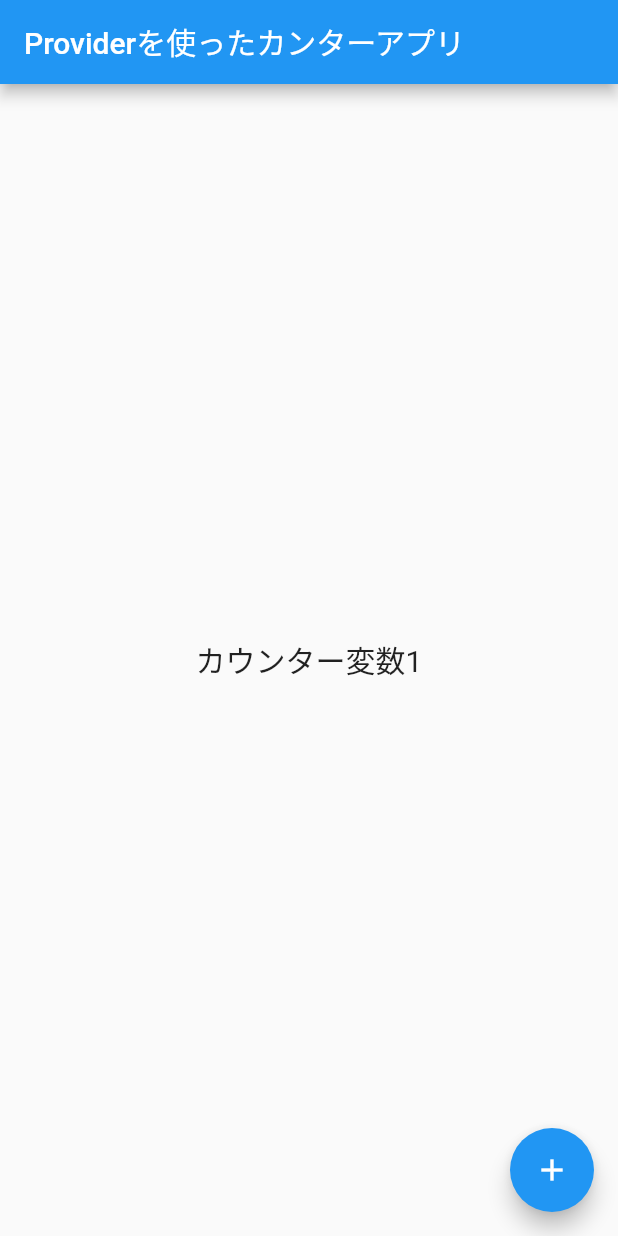
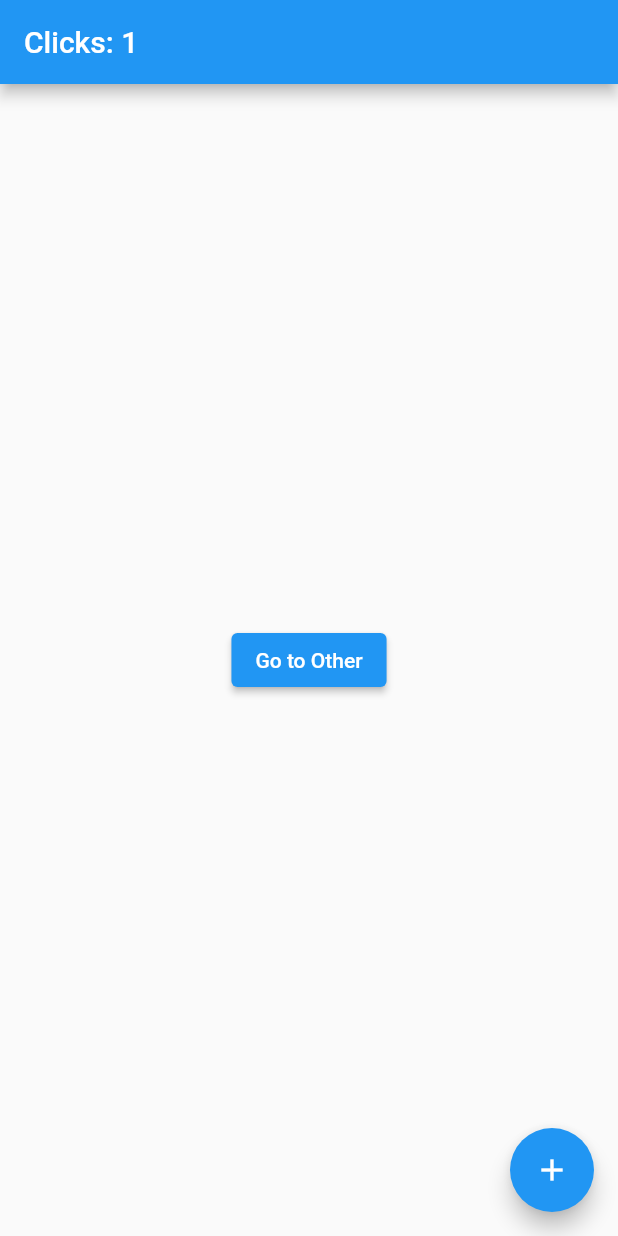
Before and after one commit to DeveloperJunichi/Flutter-DEMO-APP, a Flutter app: the screen it shows after launch, after a tap on the "add" icon, on a phone screen of 412 x 824 dp. Run offline on Flutter 3.47's test engine with Material 2 defaults, Android fonts, the phone set to English and light mode, and no system bars; our stand-ins replace get.

Commit message:
GetXのサンプルを作成🚄

```diff
--- a/lib/counter_model.dart
+++ /dev/null
@@ -1,13 +0,0 @@
-import 'package:flutter/material.dart';
-// Providerで変数と関数の状態を管理するクラス
-class CounterModel extends ChangeNotifier {
-  // int型の変数
-  int _count = 0;
-  // ゲッターと呼ばれる値を渡すコード
-  int get count => _count;
-  // クリックするとカウンターが増える関数
-  void countAdd() {
-    _count++;
-    notifyListeners();
-  }
-}
--- a/lib/main.dart
+++ b/lib/main.dart
@@ -1,7 +1,11 @@
 import 'package:flutter/material.dart';
-import 'package:provider/provider.dart';
-import 'package:test_app/counter_model.dart';
-// ChangeNotifierProviderを使ったカウンターアプリ
+import 'package:get/get.dart';
+import 'package:get/get_state_manager/src/rx_flutter/rx_obx_widget.dart';
+import 'package:get/get_state_manager/src/simple/get_controllers.dart';
+import 'package:get/route_manager.dart';
+
+import 'other_page.dart';
+
 void main() {
   runApp(const MyApp());
 }
@@ -11,50 +15,42 @@ class MyApp extends StatelessWidget {
 
   @override
   Widget build(BuildContext context) {
-    return MaterialApp(
+    // MaterialAppをGetMaterialAppに変更する
+    return GetMaterialApp(
       title: 'Flutter Demo',
       theme: ThemeData(
         primarySwatch: Colors.blue,
       ),
-      // ChangeNotifierProviderでMyHomePageをラップして、Providerを使えるようにする
-      home: ChangeNotifierProvider<CounterModel>(
-        create: (context) => CounterModel(),
-          child: const MyHomePage()),
+      home: Home(),
     );
   }
 }
-// StatelessWidgetは状態を持たないので、画面を作るだけ。ロジックはProviderを使って呼び出す。
-class MyHomePage extends StatelessWidget {
-  const MyHomePage({Key? key}) : super(key: key);
+
+class Home extends StatelessWidget {
 
   @override
-  Widget build(BuildContext context) {
-    // Providerをこのページで呼び出すために書く変数。
-    final countModel = Provider.of<CounterModel>(context);
+  Widget build(context) {
+
+    // Get.put()を使ってクラスをインスタンス化することですべての子Routeで利用できるようになります。
+    final Controller c = Get.put(Controller());
+
     return Scaffold(
-      appBar: AppBar(
-        title: Text("Providerを使ったカンターアプリ"),
-      ),
-      body: Center(
-        child: Container(
-          child: Column(
-            mainAxisAlignment: MainAxisAlignment.center,
-            children: [
-              // ここで、Provider.of<CounterModel>(context).countと書かれていて、他のページから状態をもった変数を呼び出す。
-              Text('カウンター変数${countModel.count}', style: TextStyle(fontSize: 20),)
-            ],
-          ),
-        ),
-      ),
-      // 画面右下のプラスボタン
-      floatingActionButton: FloatingActionButton(
-        onPressed: () {
-          // ここで、Provider.of<CounterModel>(context).countAdd();と書かれていて、他のページから状態をもった関数を呼び出す。
-          countModel.countAdd();
-        },
-        tooltip: 'Increment',
-        child: const Icon(Icons.add),
-      ),
-    );
+      // countが変わるたびにTextを更新するにはObx(()=>)を使ってください。
+        appBar: AppBar(title: Obx(() => Text("Clicks: ${c.count}"))),
+
+        // 8行使っていたNavigator.pushの代わりに短い Get.to()を使ってください。context不要です。
+        body: Center(child: ElevatedButton(
+          // Otherページへ画面遷移するコード
+            child: Text("Go to Other"), onPressed: () => Get.to(Other()))),
+        // 数字が増えるボタンのコード
+        floatingActionButton:
+        FloatingActionButton(child: Icon(Icons.add), onPressed: c.increment));
   }
 }
+
+class Controller extends GetxController{
+  var count = 0.obs;
+  var name = '田中太郎'.obs;
+  final list = ['apple', 'orange', 'grape'];
+  increment() => count++;
+}
--- /dev/null
+++ b/lib/other_page.dart
@@ -0,0 +1,37 @@
+import 'package:flutter/material.dart';
+import 'package:get/get.dart';
+import 'package:get/get_core/src/get_main.dart';
+import 'package:test_app/main.dart';
+
+class Other extends StatelessWidget {
+  // 他のページで使われているコントローラーを見つけてきてくれます。
+  final Controller c = Get.find();
+
+  @override
+  Widget build(context) {
+    // 最新のcount変数の値にアクセス
+    return Scaffold(
+        appBar: AppBar(
+          // OtherページのAppBarの色を変更しています。
+          // AppBarがないと前のページに戻れなかったので、配置しました
+          backgroundColor: Colors.amber,
+          title: Text("次のページ"),
+        ),
+        body: Center(
+            child: Container(
+              // 縦にWidgetを並べて表示する
+          child: Column(
+            // 中央軸に寄せるコード。画面中央にchildrenの中のText()が表示されます。
+            mainAxisAlignment: MainAxisAlignment.center,
+            children: [
+              Text("int型の変数${c.count}"),
+              Text("String型の変数${c.name}"),
+              Text("List型の変数${c.list}"),
+              Text("List型の変数の０番目${c.list[0]}"),
+              Text("List型の変数の1番目${c.list[1]}"),
+              Text("List型の変数の2番目${c.list[2]}"),
+            ],
+          ),
+        )));
+  }
+}
--- a/pubspec.yaml
+++ b/pubspec.yaml
@@ -34,7 +34,7 @@ dependencies:
   # The following adds the Cupertino Icons font to your application.
   # Use with the CupertinoIcons class for iOS style icons.
   cupertino_icons: ^1.0.2
-  provider: ^6.0.3
+  get: ^4.6.5 # Getxのパッケージ
 
 dev_dependencies:
   flutter_test:
```
Also changed, not shown: pubspec.lock.
